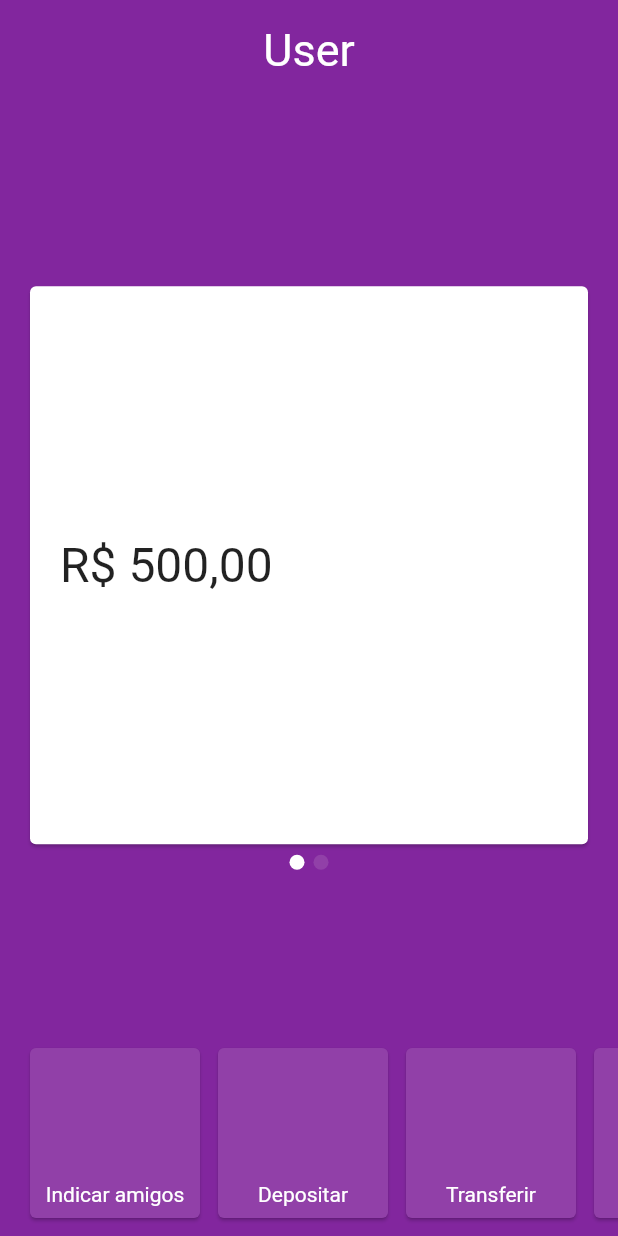
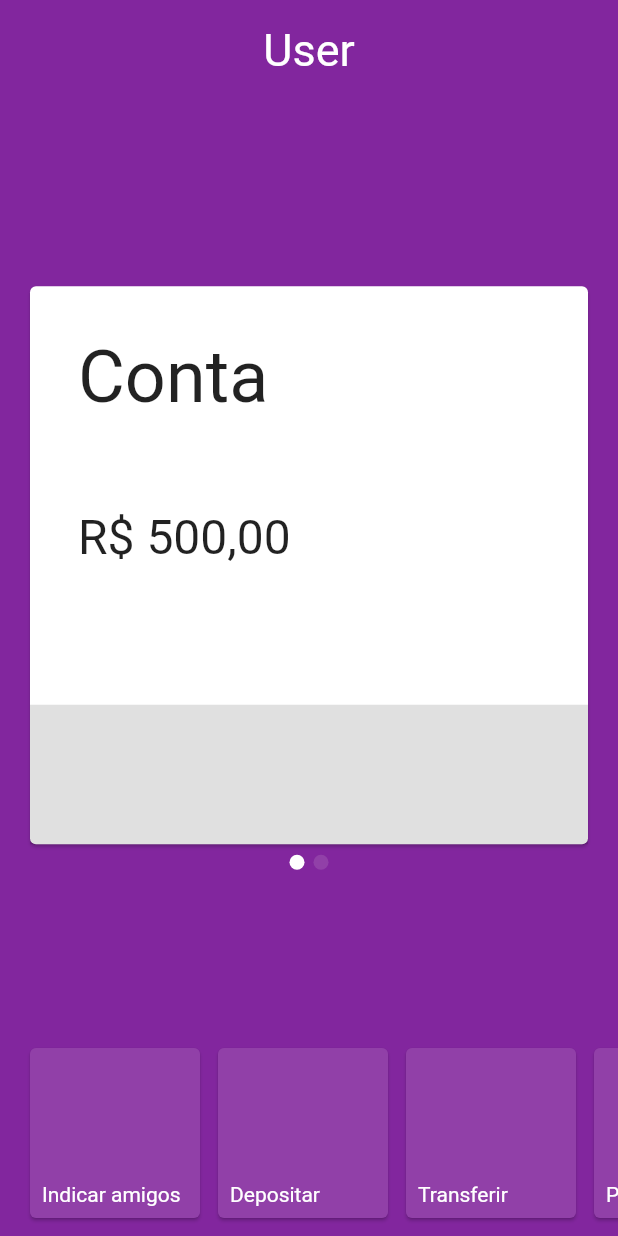
Before and after one commit to thiagocarvp/bank, a Flutter app: the screen it shows after launch, on a phone screen of 412 x 824 dp. Run offline on Flutter 3.47's test engine with Material 2 defaults, Android fonts, the phone set to English and light mode, and no system bars; our stand-ins replace flutter_swiper.

Commit message:
Redesign product widget

```diff
--- a/lib/action_card.dart
+++ b/lib/action_card.dart
@@ -18,6 +18,7 @@ class ActionCard extends StatelessWidget {
             padding: const EdgeInsets.all(8.0),
             child: Column(
               mainAxisAlignment: MainAxisAlignment.end,
+              crossAxisAlignment: CrossAxisAlignment.start,
               children: <Widget>[
                 Text(
                   title,
--- a/lib/main.dart
+++ b/lib/main.dart
@@ -107,7 +107,10 @@ class _MyHomePageState extends State<MyHomePage> {
                 aspectRatio: 1,
                 child: Swiper(
                   itemBuilder: (BuildContext context, int index) {
-                    return ProductCard(this.products[index]["amount"]);
+                    return ProductCard(
+                      this.products[index]["title"],
+                      this.products[index]["amount"],
+                    );
                   },
                   itemCount: products.length,
                   loop: false,
--- a/lib/product_card.dart
+++ b/lib/product_card.dart
@@ -1,30 +1,63 @@
 import 'package:flutter/material.dart';
 
 class ProductCard extends StatelessWidget {
+  final String title;
   final String amount;
 
-  const ProductCard(this.amount);
+  const ProductCard(this.title, this.amount);
 
   @override
   Widget build(BuildContext context) {
     return Padding(
-      padding: const EdgeInsets.all(16.0),
+      padding: const EdgeInsets.all(16),
       child: AspectRatio(
         aspectRatio: 1,
         child: Card(
           color: Colors.white,
+          child: Flex(
+            direction: Axis.vertical,
+            children: <Widget>[
+              Expanded(
+                flex: 3,
                 child: Padding(
-            padding: const EdgeInsets.all(20),
-            child: Row(
+                  padding: const EdgeInsets.all(32),
+                  child: Flex(
+                    crossAxisAlignment: CrossAxisAlignment.stretch,
+                    mainAxisSize: MainAxisSize.max,
+                    direction: Axis.vertical,
                     children: <Widget>[
-                Center(
-                  child: Text("R\$ " + amount,
+                      Expanded(
+                        flex: 0,
+                        child: Text(
+                          title,
+                          style: TextStyle(
+                            fontSize: 48,
+                          ),
+                        ),
+                      ),
+                      Expanded(
+                        flex: 1,
+                        child: Align(
+                          alignment: Alignment.centerLeft,
+                          child: Text(
+                            "R\$ " + amount,
                             style: TextStyle(
                               fontSize: 32,
-                      )),
+                            ),
+                          ),
+                        ),
                       ),
                     ],
                   ),
+                ),
+              ),
+              Expanded(
+                flex: 1,
+                child: Container(
+                  color: Colors.black12,
+                ),
+              )
+            ],
           ),
         ),
       ),
```
Lines whose indentation alone changed are shown as unchanged.
